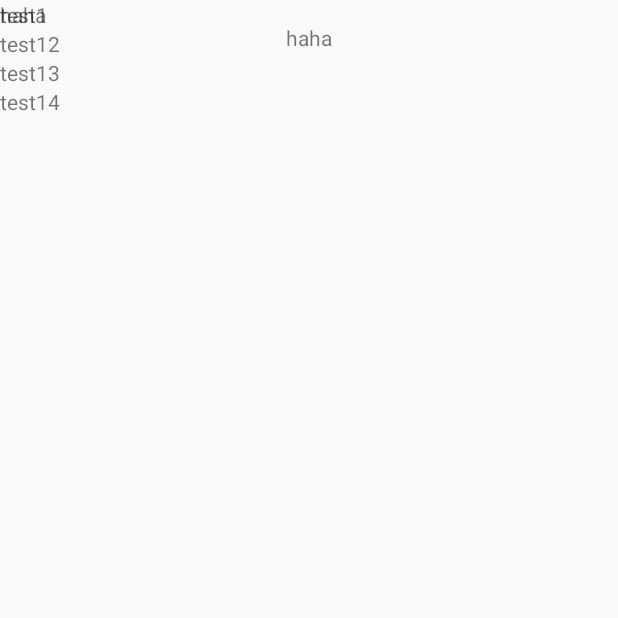
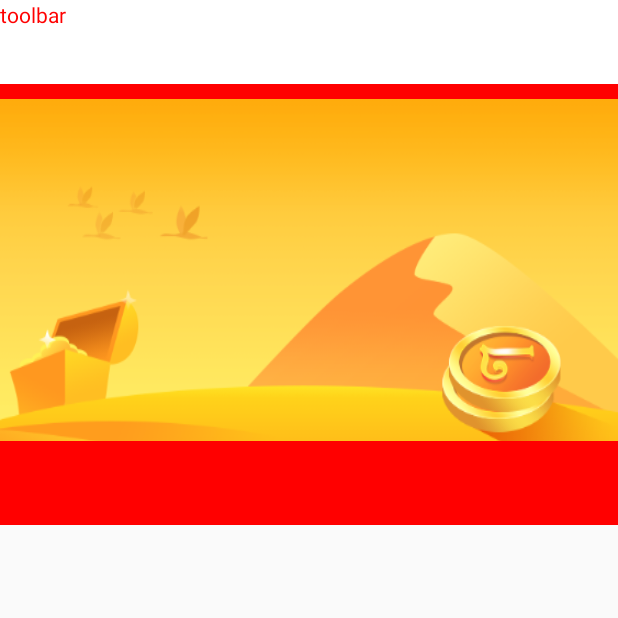
Before and after one commit to dreamofxw/DevResCollect, an Android app: the screen it shows after launch (BehaviorActivity), on a phone screen of 412 x 824 dp, the top half of it. Run offline under Robolectric (Android 15) with nearby library versions, the phone set to English and light mode, and no system bars.

Commit message:
添加behavoir相关

```diff
--- a/app/src/main/res/layout/testbehavoir.xml
+++ b/app/src/main/res/layout/testbehavoir.xml
@@ -5,56 +5,105 @@
     android:layout_width="match_parent"
     android:layout_height="match_parent"
     >
+    <android.support.design.widget.AppBarLayout
+        android:layout_width="match_parent"
+        android:layout_height="wrap_content"
+        android:theme="@style/ThemeOverlay.AppCompat.Dark.ActionBar">
+
+        <android.support.design.widget.CollapsingToolbarLayout
+            android:id="@+id/collapsingtoolbarlayout"
+            android:layout_width="match_parent"
+            android:layout_height="350dp"
+            app:contentScrim="?attr/colorPrimary"
+            app:layout_scrollFlags="scroll|exitUntilCollapsed"
+            app:titleEnabled="false">
+
+           <!-- <ImageView
+                android:id="@+id/imageview"
+                android:layout_width="match_parent"
+                android:layout_height="match_parent"
+                android:contentDescription="test"
+                android:scaleType="centerCrop"
+                app:layout_collapseMode="parallax" />-->
 
             <RelativeLayout
                 android:layout_width="match_parent"
-        android:layout_height="50dp"
+                android:layout_height="match_parent"
+                app:layout_collapseMode="parallax"
+                >
+                <View
+                    android:id="@+id/view_top"
+                    android:layout_width="match_parent"
+                    android:layout_height="56dp"
+                    android:background="#ffffff"
+                    >
+
+                </View>
+                <View
+                    android:id="@+id/view_divideline"
+                    android:layout_width="match_parent"
+                    android:layout_height="10dp"
+                    android:background="#ff0000"
+                    android:layout_below="@id/view_top"
+                    >
+
+                </View>
+                <ImageView
+                    android:layout_width="match_parent"
+                    android:layout_height="match_parent"
+                    android:layout_below="@id/view_divideline"
+                    android:src="@mipmap/icon_exchangegold_bg"
+                    android:scaleType="fitXY"
+                    />
+            </RelativeLayout>
+
+            <RelativeLayout
+                android:id="@+id/toolbar"
+                android:layout_width="match_parent"
+                android:layout_height="112dp"
+                android:gravity="top"
+                android:minHeight="56dp"
+                app:layout_collapseMode="pin"
                 >
                 <TextView
-            android:layout_width="wrap_content"
-            android:layout_height="wrap_content"
-            android:text="haha"
-            android:layout_centerInParent="true"
+                    android:layout_width="match_parent"
+                    android:layout_height="56dp"
+                    android:text="toolbar"
+                    android:textColor="#ff0000"
+                    android:layout_gravity="center_horizontal"
+                    android:background="#ffffff"
                     />
             </RelativeLayout>
-    <LinearLayout
+
+            <!--app:titleMarginTop="15dp"-->
+            <!--<android.support.v7.widget.Toolbar
+                android:id="@+id/toolbar"
                 android:layout_width="match_parent"
-        android:layout_height="200dp"
-        android:orientation="vertical"
+                android:layout_height="112dp"
+                android:gravity="top"
+                android:minHeight="56dp"
+                app:layout_collapseMode="pin"
+                app:contentInsetStart="0dp"
                 >
                 <TextView
-            android:layout_width="wrap_content"
-            android:layout_height="wrap_content"
-            android:text="test1"
+                    android:layout_width="match_parent"
+                    android:layout_height="56dp"
+                    android:text="toolbar"
+                    android:textColor="#ff0000"
+                    android:layout_gravity="center_horizontal"
+                    android:background="#ffffff"
                     />
-        <TextView
-            android:layout_width="wrap_content"
-            android:layout_height="wrap_content"
-            android:text="test12"
+            </android.support.v7.widget.Toolbar>-->
+
+            <android.support.design.widget.TabLayout
+                android:id="@+id/tabLayout"
+                android:layout_width="match_parent"
+                android:layout_height="?attr/actionBarSize"
+                android:layout_gravity="bottom"
+                android:background="#ff0000"
                 />
-        <TextView
-            android:layout_width="wrap_content"
-            android:layout_height="wrap_content"
-            android:text="test13"
-            />
-        <TextView
-            android:layout_width="wrap_content"
-            android:layout_height="wrap_content"
-            android:text="test14"
-            />
-
-    </LinearLayout>
-
-    <LinearLayout
-        android:layout_width="match_parent"
-        android:layout_height="match_parent"
-        >
-        <TextView
-            android:layout_width="wrap_content"
-            android:layout_height="wrap_content"
-            android:text="haha"
-            />
-    </LinearLayout>
+        </android.support.design.widget.CollapsingToolbarLayout>
+    </android.support.design.widget.AppBarLayout>
 
 
 </android.support.design.widget.CoordinatorLayout>
```
Also changed, not shown: app/src/main/java/com/xwtiger/devrescollect/TestJava.java (+42 -1 lines), app/src/main/java/com/xwtiger/devrescollect/study/androidapi/behavoir/Behavior相关.txt (added, +44 -0 lines), app/src/main/java/com/xwtiger/devrescollect/test/TestActivity.java (+4 -0 lines). Lines whose indentation alone changed are shown as unchanged.
